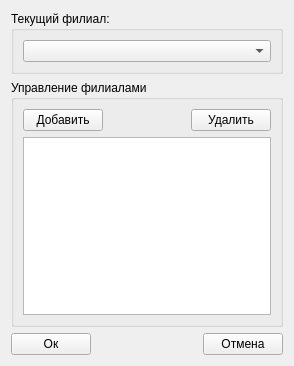
Qt form branchwidget.ui (eboladev/XPPC) before a commit.
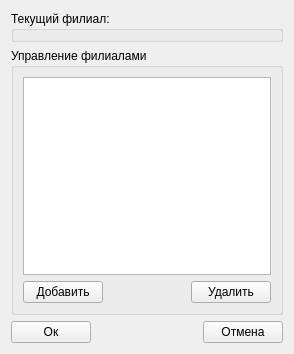
The same form after that commit. Custom widgets are drawn as their Qt base class.

Commit message: cadded completer for customer name in customerwidget, added branch selection widget, continue refactoring of ticket manager

Diff of the .ui file:
```diff
--- a/branchwidget.ui
+++ b/branchwidget.ui
@@ -7,36 +7,30 @@
     <x>0</x>
     <y>0</y>
     <width>294</width>
-    <height>366</height>
+    <height>354</height>
    </rect>
   </property>
   <property name="windowTitle">
    <string>Form</string>
   </property>
   <layout class="QGridLayout" name="gridLayout_3">
-   <item row="0" column="0">
-    <widget class="QGroupBox" name="groupBoxCurrentBranch">
-     <property name="title">
-      <string>Текущий филиал:</string>
-     </property>
-     <layout class="QGridLayout" name="gridLayout_2">
-      <item row="0" column="0">
-       <layout class="QVBoxLayout" name="verticalLayout">
-        <item>
-         <widget class="QComboBox" name="comboBoxCurrentBranch"/>
-        </item>
-       </layout>
-      </item>
-     </layout>
-    </widget>
-   </item>
-   <item row="1" column="0">
+   <item row="2" column="0">
     <widget class="QGroupBox" name="groupBoxBranchManager">
      <property name="title">
       <string>Управление филиалами</string>
      </property>
      <layout class="QGridLayout" name="gridLayout">
-      <item row="0" column="0">
+      <item row="1" column="0">
+       <widget class="QTreeView" name="treeViewBranch">
+        <property name="alternatingRowColors">
+         <bool>true</bool>
+        </property>
+        <property name="indentation">
+         <number>-1</number>
+        </property>
+       </widget>
+      </item>
+      <item row="2" column="0">
        <layout class="QHBoxLayout" name="horizontalLayout_2">
         <item>
          <widget class="QPushButton" name="pushButtonAddBranch">
@@ -67,13 +61,28 @@
         </item>
        </layout>
       </item>
-      <item row="1" column="0">
-       <widget class="QTreeView" name="treeViewBranch"/>
+     </layout>
+    </widget>
+   </item>
+   <item row="1" column="0">
+    <widget class="QGroupBox" name="groupBoxCurrentBranch">
+     <property name="title">
+      <string>Текущий филиал:</string>
+     </property>
+     <layout class="QGridLayout" name="gridLayout_2">
+      <property name="margin">
+       <number>1</number>
+      </property>
+      <property name="spacing">
+       <number>1</number>
+      </property>
+      <item row="0" column="0">
+       <widget class="BranchSelectionWidget" name="currentBranchWidget" native="true"/>
       </item>
      </layout>
     </widget>
    </item>
-   <item row="2" column="0">
+   <item row="3" column="0">
     <layout class="QHBoxLayout" name="horizontalLayout">
      <item>
       <widget class="QPushButton" name="pushButtonOk">
@@ -106,6 +115,14 @@
    </item>
   </layout>
  </widget>
+ <customwidgets>
+  <customwidget>
+   <class>BranchSelectionWidget</class>
+   <extends>QWidget</extends>
+   <header>branchselectionwidget.h</header>
+   <container>1</container>
+  </customwidget>
+ </customwidgets>
  <resources/>
  <connections/>
 </ui>
```
The commit also changes 13 other files.
